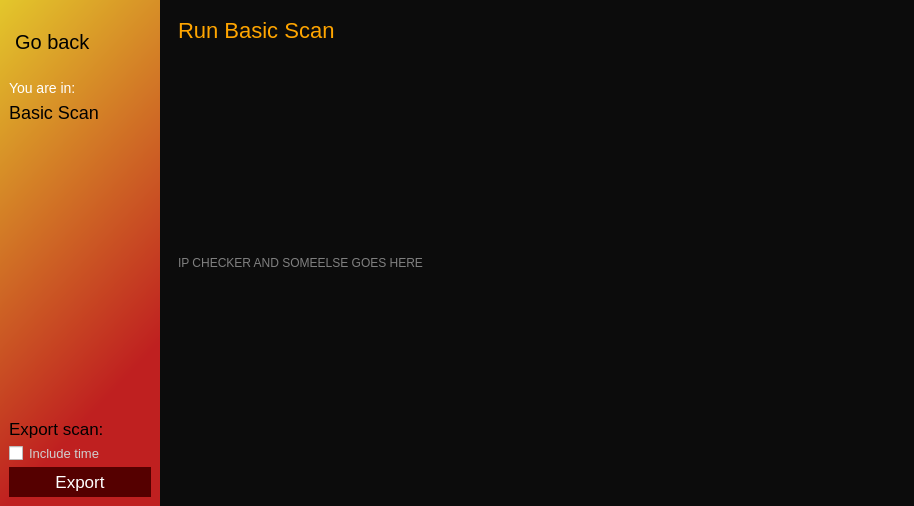
Above: router/scan_ui/BasicScan.ui from hunterjreid/HomeScan before the change. Below: the same form after it.
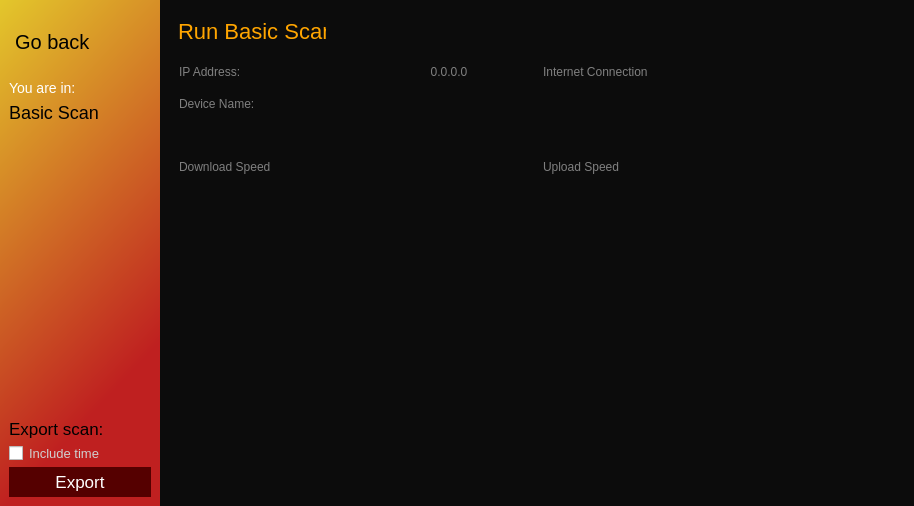
That is the form after the change. Icons and pictures are not drawn.

Commit message: BasicScan UI setup

```diff
--- a/router/scan_ui/BasicScan.ui
+++ b/router/scan_ui/BasicScan.ui
@@ -248,9 +248,15 @@
          <property name="frameShadow">
           <enum>QFrame::Raised</enum>
          </property>
-         <layout class="QVBoxLayout" name="verticalLayout_4">
-          <item alignment="Qt::AlignTop">
            <widget class="QLabel" name="label_3">
+          <property name="geometry">
+           <rect>
+            <x>9</x>
+            <y>9</y>
+            <width>148</width>
+            <height>27</height>
+           </rect>
+          </property>
             <property name="styleSheet">
              <string notr="true">color:orange;
 font-size:22px;</string>
@@ -259,18 +265,111 @@
              <string>Run Basic Scan</string>
             </property>
            </widget>
-          </item>
-          <item alignment="Qt::AlignTop">
+         <widget class="QWidget" name="">
+          <property name="geometry">
+           <rect>
+            <x>10</x>
+            <y>50</y>
+            <width>721</width>
+            <height>121</height>
+           </rect>
+          </property>
+          <layout class="QGridLayout" name="gridLayout">
+           <item row="3" column="0">
+            <widget class="QLabel" name="label_10">
+             <property name="styleSheet">
+              <string notr="true">color:grey;</string>
+             </property>
+             <property name="text">
+              <string>Download Speed</string>
+             </property>
+            </widget>
+           </item>
+           <item row="3" column="2">
+            <widget class="QLabel" name="label_11">
+             <property name="styleSheet">
+              <string notr="true">color:grey;</string>
+             </property>
+             <property name="text">
+              <string>Upload Speed</string>
+             </property>
+            </widget>
+           </item>
+           <item row="0" column="3">
+            <widget class="QLabel" name="label_9">
+             <property name="text">
+              <string/>
+             </property>
+             <property name="alignment">
+              <set>Qt::AlignCenter</set>
+             </property>
+            </widget>
+           </item>
+           <item row="0" column="2">
+            <widget class="QLabel" name="label_6">
+             <property name="styleSheet">
+              <string notr="true">color: grey;</string>
+             </property>
+             <property name="text">
+              <string>Internet Connection</string>
+             </property>
+            </widget>
+           </item>
+           <item row="1" column="0">
+            <widget class="QLabel" name="label_5">
+             <property name="styleSheet">
+              <string notr="true">color: grey;</string>
+             </property>
+             <property name="text">
+              <string>Device Name:</string>
+             </property>
+            </widget>
+           </item>
+           <item row="1" column="1">
+            <widget class="QLabel" name="label_8">
+             <property name="styleSheet">
+              <string notr="true">color:grey;</string>
+             </property>
+             <property name="text">
+              <string/>
+             </property>
+             <property name="alignment">
+              <set>Qt::AlignCenter</set>
+             </property>
+            </widget>
+           </item>
+           <item row="0" column="0">
+            <widget class="QLabel" name="label_4">
+             <property name="styleSheet">
+              <string notr="true">color: grey;</string>
+             </property>
+             <property name="text">
+              <string>IP Address: </string>
+             </property>
+            </widget>
+           </item>
+           <item row="0" column="1">
            <widget class="QLabel" name="label_7">
             <property name="styleSheet">
              <string notr="true">color:grey;</string>
             </property>
             <property name="text">
-             <string>IP CHECKER AND SOMEELSE GOES HERE</string>
+              <string>0.0.0.0</string>
+             </property>
+             <property name="alignment">
+              <set>Qt::AlignCenter</set>
+             </property>
+            </widget>
+           </item>
+           <item row="2" column="0">
+            <widget class="QLabel" name="label_12">
+             <property name="text">
+              <string/>
             </property>
            </widget>
           </item>
          </layout>
+         </widget>
         </widget>
        </item>
       </layout>
```
Lines whose indentation alone changed are shown as unchanged.
